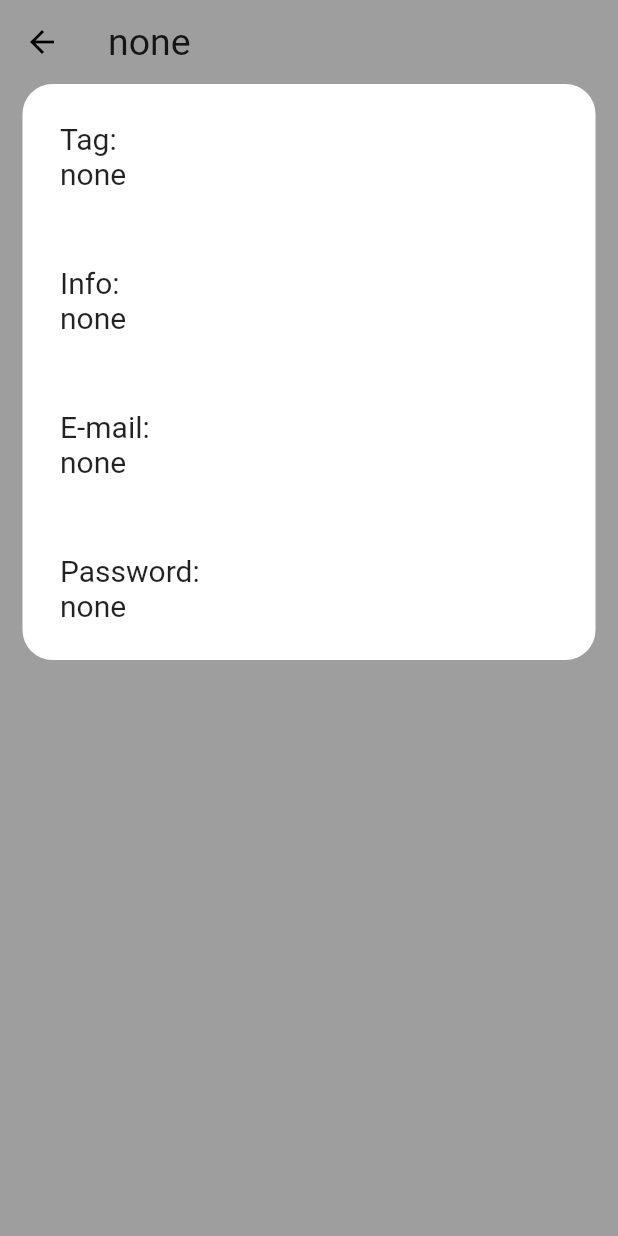
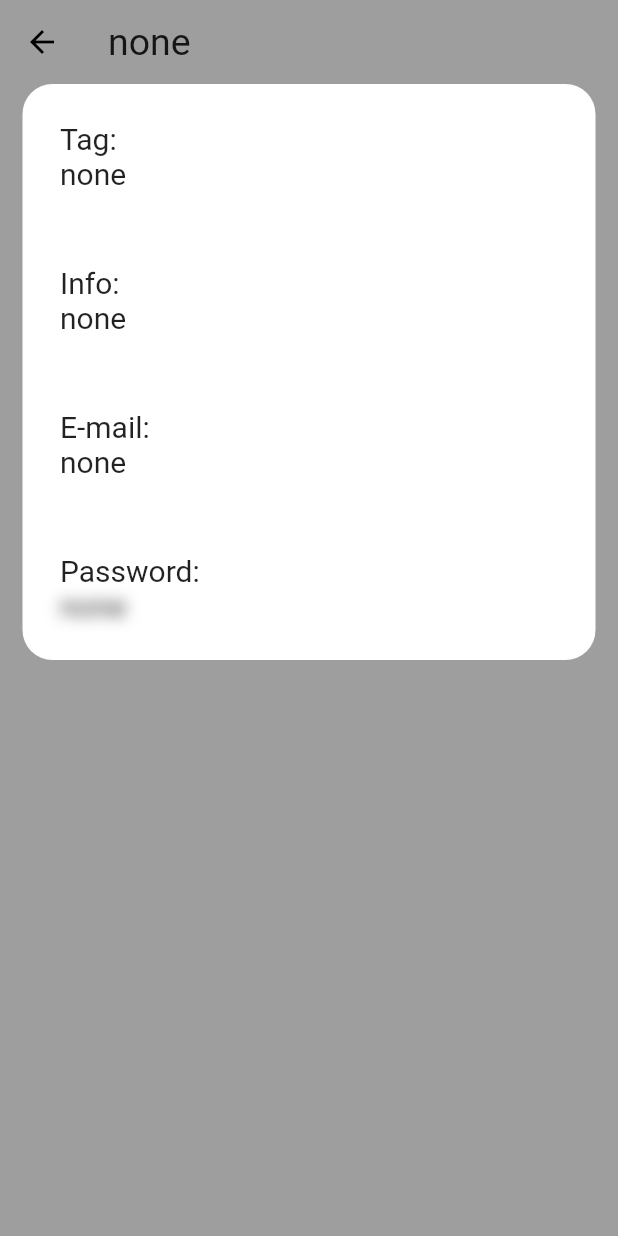
Before and after one commit to grievous110/PasswordManager, a Flutter app: the AccountDisplay screen opened directly with empty values, on a phone screen of 412 x 824 dp. Run offline on Flutter 3.47's test engine with Material 2 defaults, Android fonts, the phone set to English and light mode, and no system bars; our stand-ins replace file_picker, flutter_svg, package_info_plus, shared_preferences; missing offline and left inert: encrypt; accounts and stored records are empty.

Commit message:
Some additional features
-Password in account display is now blurred when not hovered
- Email preview is shown when hovered on account
-added HoverBuilder class

```diff
--- /dev/null
+++ b/lib/engine/connection.dart
@@ -0,0 +1,3 @@
+final class Connector {
+
+}
--- a/lib/engine/local_database.dart
+++ b/lib/engine/local_database.dart
@@ -60,7 +60,7 @@ final class LocalDatabase extends ChangeNotifier {
     return buffer.toString();
   }
 
-  /// Constructor for initialising this singelton.
+  /// Private constructor for initialising this singelton.
   LocalDatabase._create()
       : _accounts = List.empty(growable: true),
         _tagsUsed = SplayTreeSet.from(
@@ -75,7 +75,7 @@ final class LocalDatabase extends ChangeNotifier {
   /// Returns all currently stored [Account] references as unmodifiable List.
   List<Account> get accounts => List.unmodifiable(_accounts);
 
-  /// Returns all currently stored tag-string references as unmodifiable List.
+  /// Returns all currently stored tag-string references as unmodifiable Set.
   Set<String> get tags => Set.unmodifiable(_tagsUsed);
 
   File? get source => _sourceFile;
--- a/lib/pages/account_display_page.dart
+++ b/lib/pages/account_display_page.dart
@@ -1,5 +1,8 @@
+import 'dart:ui';
+
 import 'package:flutter/material.dart';
 import 'package:passwordmanager/engine/persistance.dart';
+import 'package:passwordmanager/pages/widgets/hoverbuilder.dart';
 import 'package:provider/provider.dart';
 import 'package:passwordmanager/engine/local_database.dart';
 import 'package:passwordmanager/engine/implementation/account.dart';
@@ -28,7 +31,8 @@ class AccountDisplay extends StatelessWidget {
           ),
         ),
       ),
-      floatingActionButton: Settings.isWindows ? FloatingActionButton(
+      floatingActionButton: Settings.isWindows
+          ? FloatingActionButton(
               backgroundColor: Theme.of(context).colorScheme.primary,
               child: const Icon(
                 Icons.edit,
@@ -43,7 +47,8 @@ class AccountDisplay extends StatelessWidget {
                   ),
                 ),
               ),
-      ) : null,
+            )
+          : null,
       body: Stack(
         children: [
           Container(
@@ -62,10 +67,39 @@ class AccountDisplay extends StatelessWidget {
                 builder: (context, database, child) => Column(
                   crossAxisAlignment: CrossAxisAlignment.stretch,
                   children: [
-                    SelectableDisplay(text: 'Tag:\n${_account.tag}'),
-                    SelectableDisplay(text: 'Info:\n${_account.info}'),
-                    SelectableDisplay(text: 'E-mail:\n${_account.email}'),
-                    SelectableDisplay(text: 'Password:\n${_account.password}'),
+                    SelectableDisplay(description: 'Tag:', text: _account.tag),
+                    SelectableDisplay(
+                        description: 'Info:', text: _account.info),
+                    SelectableDisplay(
+                        description: 'E-mail:', text: _account.email),
+                    Padding(
+                      padding: const EdgeInsets.only(
+                          left: 15, right: 15.0, top: 25.0),
+                      child: Column(
+                        crossAxisAlignment: CrossAxisAlignment.start,
+                        children: [
+                          const Padding(
+                            padding: EdgeInsets.symmetric(horizontal: 10.0),
+                            child: Text('Password:'),
+                          ),
+                          Padding(
+                            padding: const EdgeInsets.only(
+                                left: 10, right: 10.0, bottom: 25.0),
+                            child: HoverBuilder(
+                              builder: (isHovered) => isHovered
+                                  ? SelectableText(_account.password)
+                                  : ImageFiltered(
+                                      imageFilter: ImageFilter.blur(
+                                        sigmaX: 5.0,
+                                        sigmaY: 5.0,
+                                      ),
+                                      child: SelectableText(_account.password),
+                                    ),
+                            ),
+                          ),
+                        ],
+                      ),
+                    ),
                   ],
                 ),
               ),
@@ -78,17 +112,24 @@ class AccountDisplay extends StatelessWidget {
 }
 
 class SelectableDisplay extends StatelessWidget {
-  const SelectableDisplay({Key? key, required String text}) : _text = text, super(key: key);
+  const SelectableDisplay(
+      {Key? key, required String text, required this.description})
+      : _text = text,
+        super(key: key);
 
+  final String description;
   final String _text;
 
   @override
   Widget build(BuildContext context) {
     return Padding(
         padding: const EdgeInsets.all(25.0),
-      child: SelectableText(
-        _text,
-      ),
-    );
+        child: Column(
+          crossAxisAlignment: CrossAxisAlignment.start,
+          children: [
+            Text(description),
+            SelectableText(_text),
+          ],
+        ));
   }
 }
--- /dev/null
+++ b/lib/pages/widgets/hoverbuilder.dart
@@ -0,0 +1,29 @@
+import 'package:flutter/gestures.dart';
+import 'package:flutter/material.dart';
+
+/// Helpful widget builder class that returns a certain widget depending
+/// on if the intern MouseRegion is hovered or not.
+class HoverBuilder extends StatefulWidget {
+  const HoverBuilder({
+    required this.builder,
+    Key? key,
+  }) : super(key: key);
+
+  final Widget Function(bool isHovered) builder;
+
+  @override
+  State<HoverBuilder> createState() => _HoverBuilderState();
+}
+
+class _HoverBuilderState extends State<HoverBuilder> {
+  bool _isHovered = false;
+
+  @override
+  Widget build(BuildContext context) {
+    return MouseRegion(
+      onEnter: (PointerEnterEvent event) => setState(() {_isHovered = true;}),
+      onExit: (PointerExitEvent event) => setState(() {_isHovered = false;}),
+      child: widget.builder(_isHovered), //On _isHovered property dependend child widget
+    );
+  }
+}
```
Also changed, not shown: lib/engine/implementation/aes_encryption.dart (+8 -3 lines), lib/pages/widgets/list_element.dart (+45 -7 lines). Lines whose indentation alone changed are shown as unchanged.
